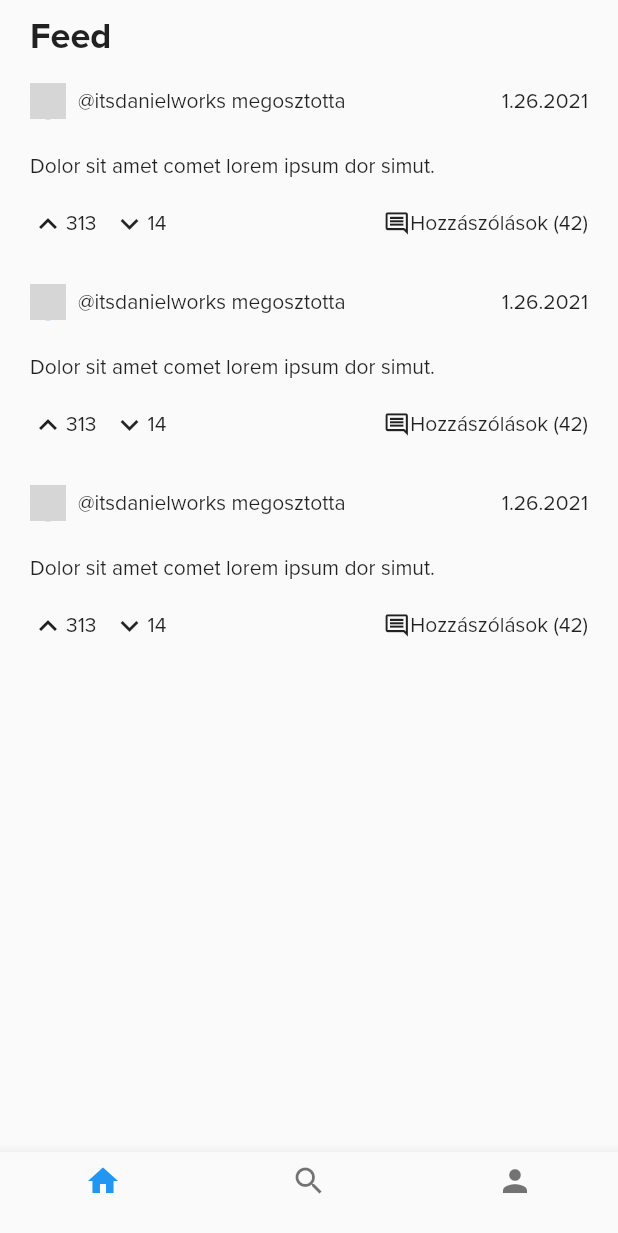
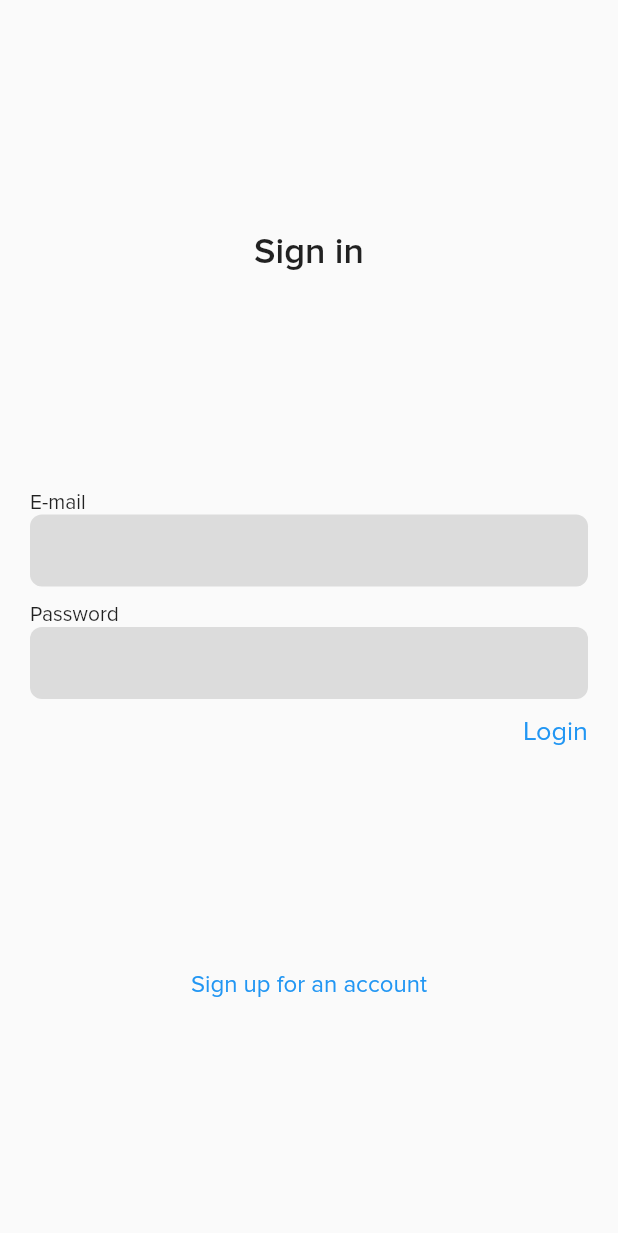
Before and after one commit to basicpreset/klout, a Flutter app: the screen it shows after launch, on a phone screen of 412 x 824 dp. Shown: the top 1233 px of the screen. Run offline on Flutter 3.47's test engine with Material 2 defaults, Android fonts, the phone set to English and light mode, and no system bars; our stand-ins replace country_code_picker, pin_code_fields; grey boxes are pictures that could not be loaded.

Commit message:
updated models, made login, reg, otp and reg details page

```diff
--- a/lib/Core/theme.dart
+++ b/lib/Core/theme.dart
@@ -1,3 +1,4 @@
 class MyTheme {
-
+  static const padding_horizontal = 20.0;
+  static const padding_vertical = 10.0;
 }
--- a/lib/Core/userdata.dart
+++ b/lib/Core/userdata.dart
@@ -3,7 +3,7 @@ import 'package:vrep/Models/post_model.dart';
 import 'package:vrep/Models/user_model.dart';
 
 class UserData {
-  static User user = User(
+  static MyUser user = MyUser(
       id: Uuid(),
       username: 'itsdanielworks',
       name: 'Reha Daniel',
@@ -22,6 +22,5 @@ class UserData {
       created_on: DateTime.now(),
       upvote_count: 313,
       downvote_count: 14,
-    comment_count: 42
-  );
+      comment_count: 42);
 }
--- a/lib/Models/user_model.dart
+++ b/lib/Models/user_model.dart
@@ -1,8 +1,6 @@
 import 'package:uuid/uuid.dart';
-import 'package:vrep/Models/comment_model.dart';
-import 'package:vrep/Models/post_model.dart';
 
-class User {
+class MyUser {
   final Uuid id;
   final String username;
   final String name;
@@ -14,7 +12,7 @@ class User {
   final int follower_count;
   final double karma;
 
-  User({
+  MyUser({
     this.id,
     this.username,
     this.name,
--- /dev/null
+++ b/lib/Screens/loginpage.dart
@@ -0,0 +1,106 @@
+import 'package:flutter/material.dart';
+import 'package:vrep/Core/theme.dart';
+
+class LoginPage extends StatelessWidget {
+  @override
+  Widget build(BuildContext context) {
+    return Scaffold(
+      body: Container(
+        child: SafeArea(
+          child: Padding(
+            padding: const EdgeInsets.symmetric(
+                horizontal: MyTheme.padding_horizontal,
+                vertical: MyTheme.padding_vertical),
+            child: Column(
+              crossAxisAlignment: CrossAxisAlignment.stretch,
+              mainAxisAlignment: MainAxisAlignment.center,
+              children: [
+                Expanded(
+                  flex: 1,
+                  child: Column(
+                    mainAxisAlignment: MainAxisAlignment.center,
+                    children: [
+                      Text(
+                        'Sign in',
+                        style: TextStyle(
+                            fontSize: 24, fontWeight: FontWeight.w600),
+                      ),
+                    ],
+                  ),
+                ),
+                Text('E-mail'),
+                Container(
+                    decoration: BoxDecoration(
+                        color: Colors.black12,
+                        borderRadius: BorderRadius.circular(8)),
+                    child: TextField(
+                        decoration: InputDecoration(
+                            border: InputBorder.none,
+                            contentPadding:
+                                EdgeInsets.symmetric(horizontal: 12)))),
+                SizedBox(
+                  height: 10,
+                ),
+                Text('Password'),
+                Container(
+                  decoration: BoxDecoration(
+                      color: Colors.black12,
+                      borderRadius: BorderRadius.circular(8)),
+                  child: TextField(
+                      decoration: InputDecoration(
+                          border: InputBorder.none,
+                          contentPadding:
+                              EdgeInsets.symmetric(horizontal: 12))),
+                ),
+                SizedBox(
+                  height: 10,
+                ),
+                Row(
+                  mainAxisAlignment: MainAxisAlignment.spaceBetween,
+                  children: [
+                    Spacer(),
+/*                     Text(
+                      "Phone number login",
+                      style: TextStyle(
+                        color: Colors.blue,
+                        fontSize: 18,
+                      ),
+                    ), */
+                    Text(
+                      'Login',
+                      textAlign: TextAlign.end,
+                      style: TextStyle(
+                        color: Colors.blue,
+                        fontSize: 18,
+                      ),
+                    ),
+                  ],
+                ),
+                Expanded(
+                  flex: 1,
+                  child: Column(
+                    mainAxisAlignment: MainAxisAlignment.center,
+                    children: [
+                      InkWell(
+                        child: Text(
+                          "Sign up for an account",
+                          style: TextStyle(
+                            color: Colors.blue,
+                            fontSize: 16,
+                          ),
+                        ),
+                        onTap: () {
+                          Navigator.pushNamed(context, '/register');
+                        },
+                      ),
+                    ],
+                  ),
+                ),
+              ],
+            ),
+          ),
+        ),
+      ),
+    );
+  }
+}
--- a/lib/main.dart
+++ b/lib/main.dart
@@ -1,8 +1,12 @@
 import 'package:flutter/material.dart';
 import 'package:vrep/Core/userdata.dart';
+import 'package:vrep/Screens/initialdetailspage.dart';
+import 'package:vrep/Screens/otppage.dart';
 import 'package:vrep/Screens/userpage.dart';
 import 'Models/user_model.dart';
 import 'Screens/feedpage.dart';
+import 'Screens/loginpage.dart';
+import 'Screens/registerpage.dart';
 import 'Screens/searchpage.dart';
 
 void main() {
@@ -14,15 +18,20 @@ class MasterWidget extends StatelessWidget {
   Widget build(BuildContext context) {
     return MaterialApp(
       theme: ThemeData(fontFamily: 'Proxima'),
-      home: NavigationCanvas(user: UserData.user),
       debugShowCheckedModeBanner: false,
+      initialRoute: '/',
+      routes: {
+        '/': (context) => LoginPage(),
+        '/register': (context) => RegisterPage(),
+        '/otpverificationpage': (context) => OtpPage(),
+        '/initialdetails': (context) => InitialDetailsPage(),
+        '/navigationcanvas' : (context) => NavigationCanvas()
+      },
     );
   }
 }
 
 class NavigationCanvas extends StatefulWidget {
-  User user;
-  NavigationCanvas({this.user});
   @override
   _NavigationCanvasState createState() => _NavigationCanvasState();
 }
@@ -30,14 +39,13 @@ class NavigationCanvas extends StatefulWidget {
 class _NavigationCanvasState extends State<NavigationCanvas> {
   int _selectedIndex = 0;
 
-  List pages = [FeedPage(), SearchPage()];
+  List pages = [FeedPage(), SearchPage(), UserPage()];
 
   List headers = [];
 
   @override
   void initState() {
     super.initState();
-    pages.add(UserPage(widget.user));
   }
 
   @override
--- a/pubspec.yaml
+++ b/pubspec.yaml
@@ -31,6 +31,8 @@ dependencies:
   uuid: ^2.2.2
   flutter_spinkit: "^4.1.2"
   provider: ^4.3.3
+  country_code_picker: ^1.7.0
+  pin_code_fields: ^6.1.0
 
 dev_dependencies:
   flutter_test:
@@ -54,6 +56,7 @@ flutter:
     - ./cover.jpg
     - ./profile.jpg
     - ./tesla.jpg
+    - ./blankprofile.png
   #   - images/a_dot_ham.jpeg
 
   # An image asset can refer to one or more resolution-specific "variants", see
```
Also changed, not shown: lib/Screens/initialdetailspage.dart (added, +222 -0 lines), lib/Screens/otppage.dart (added, +87 -0 lines), lib/Screens/registerpage.dart (added, +137 -0 lines), lib/Screens/userpage.dart (+4 -7 lines), assets/blankprofile.png (added), pubspec.lock. Lines whose indentation alone changed are shown as unchanged.
